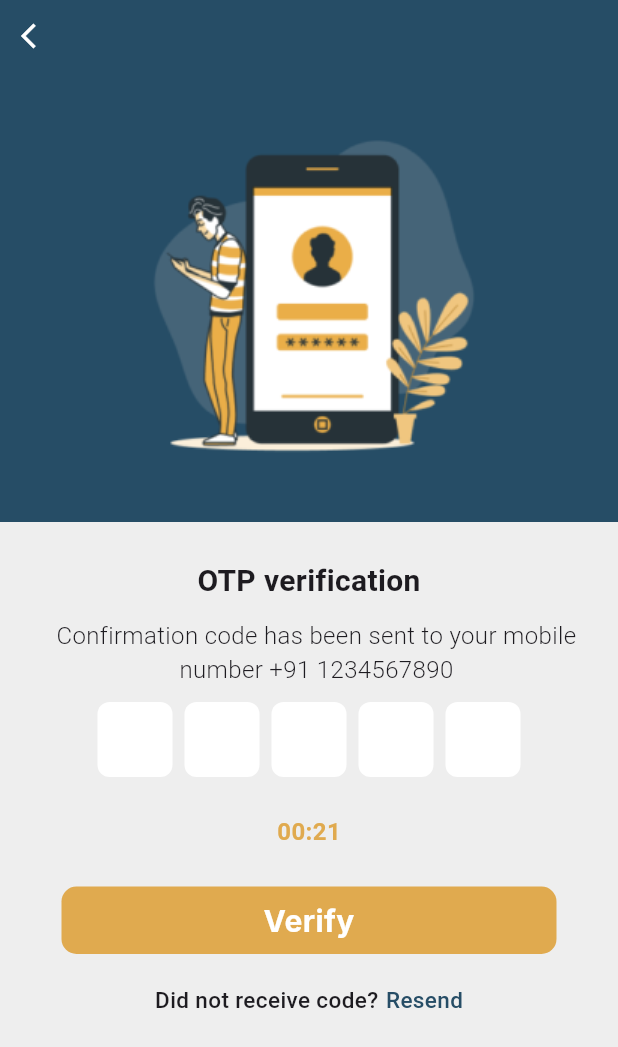
After one commit to ArtiDoltani/Car-Pooling-App-UI, a Flutter app: the OtpScreen screen opened directly, on a phone screen of 412 x 824 dp. The commit adds this screen. Shown: the top 1047 px of the screen. Run offline on Flutter 3.47's test engine with Material 3 defaults, Android fonts, the phone set to English and light mode, and no system bars; drawn by our look-alikes of pinput; our stand-ins replace google_fonts, intl_phone_field.

Commit message:
Created OTP screen and Bottom Navigation

```diff
--- /dev/null
+++ b/lib/Screens/otp_screen.dart
@@ -0,0 +1,144 @@
+import 'package:car_pooling_and_ride_sharing_app/Screens/bottom_nav.dart';
+import 'package:car_pooling_and_ride_sharing_app/widgets/decor_widget.dart';
+import 'package:flutter/material.dart';
+import 'package:pinput/pinput.dart';
+
+class OtpScreen extends StatefulWidget {
+  const OtpScreen({super.key});
+
+  @override
+  State<OtpScreen> createState() => _OtpScreenState();
+}
+
+class _OtpScreenState extends State<OtpScreen> {
+  @override
+  Widget build(BuildContext context) {
+    final defaultPinTheme = PinTheme(
+      width: 50,
+      height: 50,
+      textStyle: const TextStyle(
+          fontSize: 20,
+          color: Color.fromRGBO(30, 60, 87, 1),
+          fontWeight: FontWeight.w600),
+      decoration: BoxDecoration(
+        color: const Color.fromRGBO(255, 255, 255, 1),
+        borderRadius: BorderRadius.circular(8),
+      ),
+    );
+
+    final focusedPinTheme = defaultPinTheme.copyDecorationWith(
+      border: Border.all(color: UiHelper.appColor, width: 1.5),
+      borderRadius: BorderRadius.circular(8),
+    );
+    return SafeArea(
+      child: Scaffold(
+        backgroundColor: Colors.grey.shade200,
+        body: SingleChildScrollView(
+          child: Column(
+            children: [
+              Container(
+                color: UiHelper.appColor,
+                child: Column(
+                  crossAxisAlignment: CrossAxisAlignment.start,
+                  children: [
+                    IconButton(
+                        onPressed: () {
+                          Navigator.pop(context);
+                        },
+                        icon: const Icon(
+                          Icons.arrow_back_ios,
+                          color: Colors.white,
+                          size: 20,
+                        )),
+                    Image.asset(
+                      'images/5.PNG',
+                      width: MediaQuery.of(context).size.width,
+                      height: 300,
+                    ),
+                  ],
+                ),
+              ),
+              const SizedBox(
+                height: 25,
+              ),
+              Column(
+                children: [
+                  const Text(
+                    "OTP verification",
+                    style: TextStyle(fontSize: 20, fontWeight: FontWeight.w600),
+                  ),
+                  const Padding(
+                    padding: EdgeInsets.only(
+                        left: 30.0, right: 20, top: 10, bottom: 10),
+                    child: Text(
+                      "Confirmation code has been sent to your mobile number +91 1234567890",
+                      style:
+                          TextStyle(fontSize: 16, fontWeight: FontWeight.w300),
+                      textAlign: TextAlign.center,
+                      softWrap: true,
+                    ),
+                  ),
+                  Pinput(
+                    defaultPinTheme: defaultPinTheme,
+                    focusedPinTheme: focusedPinTheme,
+                    // submittedPinTheme: submittedPinTheme,
+                    // validator: (s) {
+                    //   return s == '2222' ? null : 'Pin is incorrect';
+                    // },
+                    // pinputAutovalidateMode: PinputAutovalidateMode.onSubmit,
+                    showCursor: true,
+                    length: 5,
+                    // onCompleted: (pin) => print(pin),
+                  ),
+                  const SizedBox(
+                    height: 25,
+                  ),
+                  const Text(
+                    "00:21",
+                    style: TextStyle(
+                        color: Color.fromRGBO(224, 170, 79, 1),
+                        fontWeight: FontWeight.bold,
+                        fontSize: 16),
+                  ),
+                  const SizedBox(
+                    height: 25,
+                  ),
+                  UiHelper.AppButtons(() {
+                    Navigator.push(
+                        context,
+                        MaterialPageRoute(
+                            builder: (context) => const Botm_nav_Screen()));
+                  }, "Verify", 45, 330),
+                  const SizedBox(
+                    height: 20,
+                  ),
+                  Row(
+                    mainAxisAlignment: MainAxisAlignment.center,
+                    children: [
+                      const Text(
+                        "Did not receive code?",
+                        style: TextStyle(
+                            fontSize: 15, fontWeight: FontWeight.w500),
+                      ),
+                      const SizedBox(
+                        width: 5,
+                      ),
+                      Text(
+                        "Resend",
+                        style: TextStyle(
+                          fontSize: 15,
+                          fontWeight: FontWeight.w500,
+                          color: UiHelper.appColor,
+                        ),
+                      )
+                    ],
+                  )
+                ],
+              ),
+            ],
+          ),
+        ),
+      ),
+    );
+  }
+}
--- a/lib/Screens/register_screen.dart
+++ b/lib/Screens/register_screen.dart
@@ -1,3 +1,4 @@
+import 'package:car_pooling_and_ride_sharing_app/Screens/otp_screen.dart';
 import 'package:car_pooling_and_ride_sharing_app/widgets/decor_widget.dart';
 import 'package:flutter/material.dart';
 
@@ -8,13 +9,13 @@ class RegisterScreen extends StatelessWidget {
   Widget build(BuildContext context) {
     return SafeArea(
       child: Scaffold(
-        backgroundColor: Colors.grey.shade300,
+        backgroundColor: Colors.grey.shade200,
         body: SingleChildScrollView(
           child: Column(
             children: [
               Container(
                 // height: 370,
-                color: const Color.fromRGBO(38, 77, 102, 1),
+                color: UiHelper.appColor,
                 child: Column(
                   //    mainAxisAlignment: MainAxisAlignment.start,
                   crossAxisAlignment: CrossAxisAlignment.start,
--- a/lib/widgets/decor_widget.dart
+++ b/lib/widgets/decor_widget.dart
@@ -3,6 +3,7 @@ import 'package:google_fonts/google_fonts.dart';
 
 class UiHelper {
   static Color color = const Color.fromRGBO(255, 255, 255, 1);
+  static Color appColor = const Color.fromRGBO(38, 77, 102, 1);
   static timing_row() {
     return Row(
       crossAxisAlignment: CrossAxisAlignment.start,
--- a/pubspec.yaml
+++ b/pubspec.yaml
@@ -37,6 +37,7 @@ dependencies:
   cupertino_icons: ^1.0.6
   google_fonts: ^6.2.1
   intl_phone_field: ^3.2.0
+  pinput: ^5.0.0
 
 dev_dependencies:
   flutter_test:
```
Also changed, not shown: lib/Screens/bottom_nav.dart (added, +65 -0 lines), lib/Screens/home_screen.dart (added, +87 -0 lines), images/map.PNG (added), images/profile.png (added), pubspec.lock.
